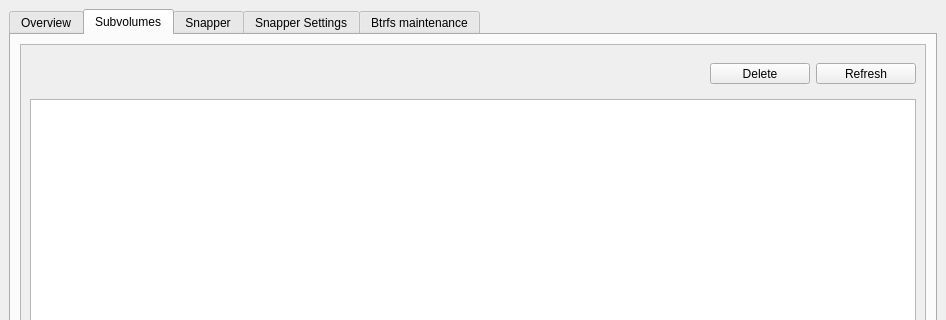
nexusriot/btrfs-assistant, file btrfs-assistant.ui: the form before one commit; both pictures show x 0 to 946 and y 0 to 320 of the 946 by 717 pixel window.
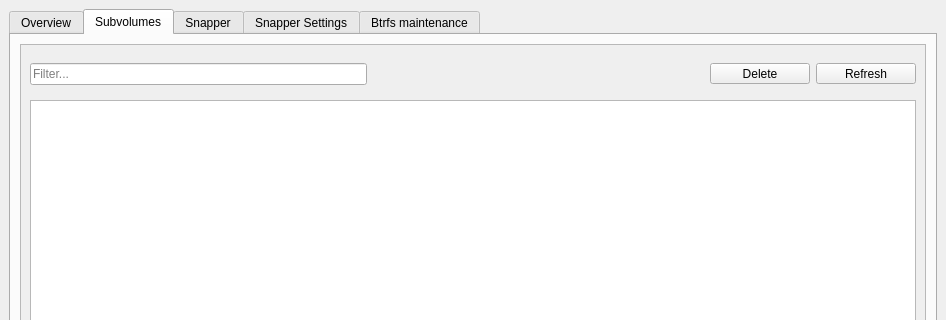
The form after the commit. The open tabs and pages were chosen to show the change. Icons and pictures are not drawn. Custom widgets are drawn as their Qt base class.

Commit message: Ability to filter subvolumes by name

```diff
--- a/btrfs-assistant.ui
+++ b/btrfs-assistant.ui
@@ -468,6 +468,13 @@
                <property name="rightMargin">
                 <number>0</number>
                </property>
+               <item>
+                <widget class="FilterLineEdit" name="lineEdit_subvolFilter">
+                 <property name="placeholderText">
+                  <string>Filter...</string>
+                 </property>
+                </widget>
+               </item>
                <item>
                 <spacer name="horizontalSpacer_9">
                  <property name="orientation">
@@ -1599,6 +1606,13 @@
    </layout>
   </widget>
  </widget>
+ <customwidgets>
+  <customwidget>
+   <class>FilterLineEdit</class>
+   <extends>QLineEdit</extends>
+   <header>widgets/FilterLineEdit.h</header>
+  </customwidget>
+ </customwidgets>
  <resources>
   <include location="icons.qrc"/>
  </resources>
```
Left out of the diff: 54 changed lines with no effect on the pictures. The commit also changes 8 other files.
